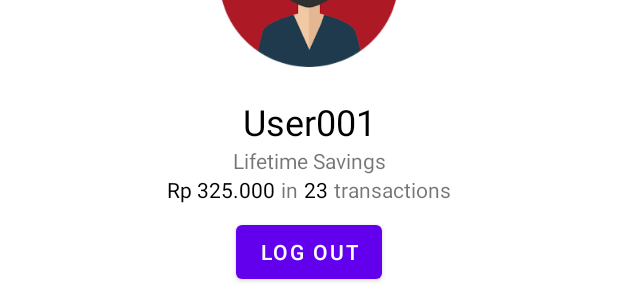
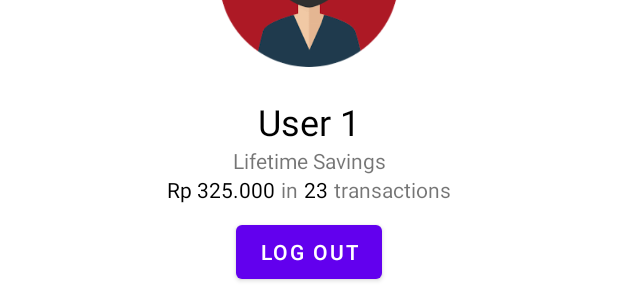
Before and after one commit to BuzzDyne/PriceTrend-Android, an Android app: the layout profile_fragment.xml on its own in the app's theme, with its tools: preview values and no code run, on a phone screen of 412 x 824 dp. Shown: the part 143-443 px from the top of the screen. Run offline under Robolectric (Android 15) with nearby library versions, the phone set to English and light mode, and no system bars.

Commit message:
ProfileFragment Minor Fix
Now correctly shows the username, totalSaving and trxCount

```diff
--- a/app/src/main/java/com/buzzdynegamingteam/pricetrend/profile/ProfileFragment.kt
+++ b/app/src/main/java/com/buzzdynegamingteam/pricetrend/profile/ProfileFragment.kt
@@ -31,7 +31,11 @@ class ProfileFragment : Fragment() {
             }
         })
 
-        bind.textUsername.text = FirebaseAuth.getInstance().currentUser!!.displayName
+        viewModel.getUser.observe(viewLifecycleOwner, Observer { user ->
+            bind.textUsername.text = user.displayName
+            bind.textSavingSum.text = viewModel.getUserTotalSaving()
+            bind.textTrxCount.text = user.trxCount.toString()
+        })
 
         bind.btnLogout.setOnClickListener {
             viewModel.signOut()
--- a/app/src/main/res/layout/profile_fragment.xml
+++ b/app/src/main/res/layout/profile_fragment.xml
@@ -42,10 +42,12 @@
                 android:layout_height="wrap_content"
 
                 android:layout_marginTop="20dp"
-                android:text="@string/user001"
+                android:text=""
 
                 android:textColor="@android:color/primary_text_light"
                 android:textSize="24sp"
+
+                tools:text="User 1"
                 app:layout_constraintEnd_toEndOf="parent"
                 app:layout_constraintStart_toStartOf="parent"
                 app:layout_constraintTop_toBottomOf="@+id/image_profile_picture" />
```
Also changed, not shown: app/src/main/java/com/buzzdynegamingteam/pricetrend/profile/ProfileViewModel.kt (+31 -0 lines).
